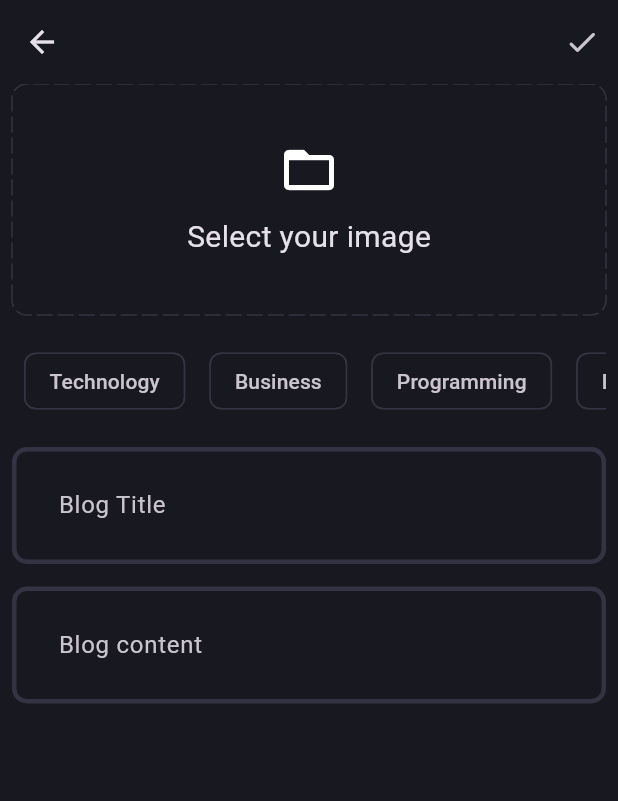
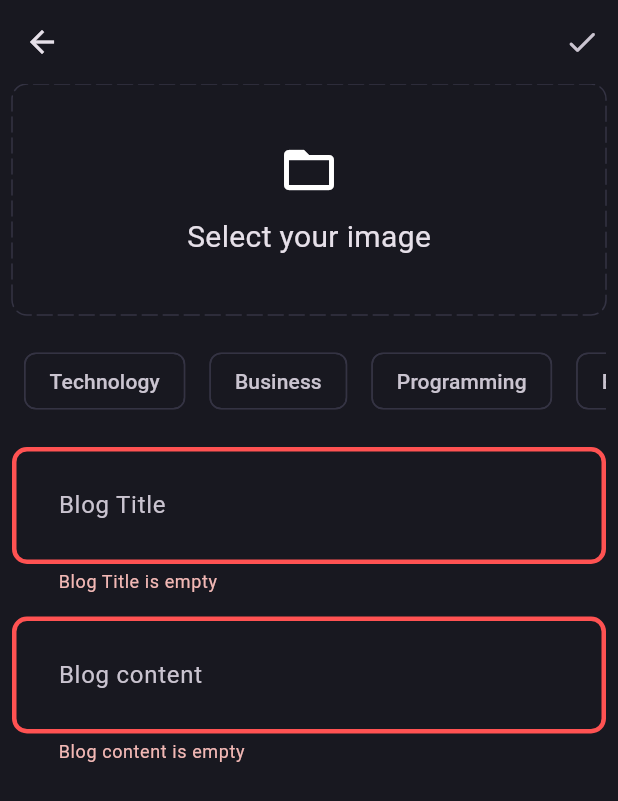
Before and after one commit to MustafaHassan22/blog_app, a Flutter app: the AddNewBlogPage screen opened directly, after a tap on the "done" icon, on a phone screen of 412 x 824 dp. Shown: the top 801 px of the screen. Run offline on Flutter 3.47's test engine with Material 3 defaults, Android fonts, the phone set to English and light mode, and no system bars; drawn by our look-alikes of dotted_border; our stand-ins replace flutter_bloc, fpdart, get_it, image_picker, supabase_flutter; accounts and stored records are empty.

Commit message:
upload blog and conect to supabase

```diff
--- a/lib/core/theme/theme.dart
+++ b/lib/core/theme/theme.dart
@@ -21,9 +21,10 @@ class AppTheme {
       side: BorderSide.none,
     ),
     inputDecorationTheme: InputDecorationTheme(
-      contentPadding: const EdgeInsets.all(27),
-      enabledBorder: _border(),
-      focusedBorder: _border(AppPallete.gradient2),
-    ),
+        contentPadding: const EdgeInsets.all(27),
+        border: _border(),
+        enabledBorder: _border(),
+        focusedBorder: _border(AppPallete.gradient2),
+        errorBorder: _border(AppPallete.errorColor)),
   );
 }
--- a/lib/features/auth/presentation/bloc/auth_bloc_event.dart
+++ b/lib/features/auth/presentation/bloc/auth_bloc_event.dart
@@ -8,7 +8,11 @@ final class AuthSignUpEvent extends AuthBlocEvent {
   final String email;
   final String password;
 
-  AuthSignUpEvent(this.name, this.email, this.password);
+  AuthSignUpEvent(
+    this.name,
+    this.email,
+    this.password,
+  );
 }
 
 final class AuthLoginEvent extends AuthBlocEvent {
--- /dev/null
+++ b/lib/features/blog/data/data_source/blog_remote_data_source.dart
@@ -0,0 +1,45 @@
+import 'dart:io';
+
+import 'package:blogapp/core/error/exceptions.dart';
+import 'package:blogapp/features/blog/data/model/blog_model.dart';
+import 'package:supabase_flutter/supabase_flutter.dart';
+
+abstract interface class BlogRemoteDataSource {
+  Future<BlogModel> uploadBlog(BlogModel blog);
+  Future<String> uploadImage({
+    required File image,
+    required BlogModel blog,
+  });
+}
+
+class BlogRemoteDataSourceImpl implements BlogRemoteDataSource {
+  final SupabaseClient supabaseClient;
+  BlogRemoteDataSourceImpl(this.supabaseClient);
+  @override
+  Future<BlogModel> uploadBlog(BlogModel blog) async {
+    try {
+      final blogData =
+          await supabaseClient.from('blogs').insert(blog.toJson()).select();
+      return BlogModel.fromJson(blogData.first);
+    } catch (e) {
+      throw ServerException(e.toString());
+    }
+  }
+
+  @override
+  Future<String> uploadImage({
+    required File image,
+    required BlogModel blog,
+  }) async {
+    try {
+      await supabaseClient.storage.from('blog_images').upload(
+            blog.id,
+            image,
+          );
+
+      return supabaseClient.storage.from('blog_images').getPublicUrl(blog.id);
+    } catch (e) {
+      throw ServerException(e.toString());
+    }
+  }
+}
--- /dev/null
+++ b/lib/features/blog/domian/entitiy/blog_entity.dart
@@ -0,0 +1,20 @@
+// ignore_for_file: public_member_api_docs, sort_constructors_first
+class Blog {
+  final String id;
+  final String posterId;
+  final String title;
+  final String content;
+  final String imageUrl;
+  final List<String> topics;
+  final DateTime updatedAt;
+
+  Blog({
+    required this.id,
+    required this.posterId,
+    required this.title,
+    required this.content,
+    required this.imageUrl,
+    required this.topics,
+    required this.updatedAt,
+  });
+}
--- /dev/null
+++ b/lib/features/blog/domian/repository/blog_repository.dart
@@ -0,0 +1,19 @@
+import 'dart:io';
+
+import 'package:blogapp/core/error/failure.dart';
+import 'package:blogapp/features/blog/domian/entitiy/blog_entity.dart';
+import 'package:fpdart/fpdart.dart';
+
+abstract interface class BlogRepository {
+  Future<Either<Failure, Blog>> uploadBlog({
+    required File image,
+    required String title,
+    required String content,
+    required String posterId,
+    required List<String> topics,
+  });
+  // Future<String> uploadImage({
+  //   required File image,
+  //   required Blog blog,
+  // });
+}
--- /dev/null
+++ b/lib/features/blog/domian/usecases/upload_blog_usecase.dart
@@ -0,0 +1,38 @@
+import 'dart:io';
+
+import 'package:blogapp/core/error/failure.dart';
+import 'package:blogapp/core/usecases/usecase.dart';
+import 'package:blogapp/features/blog/domian/entitiy/blog_entity.dart';
+import 'package:blogapp/features/blog/domian/repository/blog_repository.dart';
+import 'package:fpdart/fpdart.dart';
+
+class UploadBlogUsecase implements Usecase<Blog, BlogParam> {
+  final BlogRepository blogRepository;
+  UploadBlogUsecase(this.blogRepository);
+  @override
+  Future<Either<Failure, Blog>> call(BlogParam param) async {
+    return await blogRepository.uploadBlog(
+      image: param.image,
+      title: param.title,
+      content: param.content,
+      posterId: param.posterId,
+      topics: param.topics,
+    );
+  }
+}
+
+class BlogParam {
+  final File image;
+  final String title;
+  final String content;
+  final String posterId;
+  final List<String> topics;
+
+  BlogParam(
+    this.image,
+    this.title,
+    this.content,
+    this.posterId,
+    this.topics,
+  );
+}
--- /dev/null
+++ b/lib/features/blog/presentation/bloc/blog_bloc.dart
@@ -0,0 +1,33 @@
+import 'dart:io';
+
+import 'package:blogapp/features/blog/domian/usecases/upload_blog_usecase.dart';
+import 'package:flutter/material.dart';
+import 'package:flutter_bloc/flutter_bloc.dart';
+import 'package:fpdart/fpdart.dart';
+
+part 'blog_event.dart';
+part 'blog_state.dart';
+
+class BlogBloc extends Bloc<BlogEvent, BlogState> {
+  final UploadBlogUsecase uploadBlogUsecase;
+
+  BlogBloc({required this.uploadBlogUsecase}) : super(BlogInitial()) {
+    on<BlogEvent>((event, emit) => emit(BlogLoading()));
+    on<BlogUploadEvent>(_uploadBlog);
+  }
+
+  void _uploadBlog(BlogUploadEvent event, Emitter<BlogState> emit) async {
+    final res = await uploadBlogUsecase(BlogParam(
+      event.image,
+      event.title,
+      event.content,
+      event.posterId,
+      event.topics,
+    ));
+
+    res.fold(
+      (l) => left(emit(BlogFailure(l.message))),
+      (r) => emit(BlogSuccess()),
+    );
+  }
+}
--- /dev/null
+++ b/lib/features/blog/presentation/bloc/blog_event.dart
@@ -0,0 +1,20 @@
+part of 'blog_bloc.dart';
+
+@immutable
+sealed class BlogEvent {}
+
+final class BlogUploadEvent extends BlogEvent {
+  final File image;
+  final String title;
+  final String content;
+  final String posterId;
+  final List<String> topics;
+
+  BlogUploadEvent({
+    required this.image,
+    required this.title,
+    required this.content,
+    required this.posterId,
+    required this.topics,
+  });
+}
--- /dev/null
+++ b/lib/features/blog/presentation/bloc/blog_state.dart
@@ -0,0 +1,18 @@
+part of 'blog_bloc.dart';
+
+@immutable
+sealed class BlogState {}
+
+final class BlogInitial extends BlogState {}
+
+final class BlogLoading extends BlogState {}
+
+final class BlogSuccess extends BlogState {
+  // final Blog blog;
+  // BlogSuccess(this.blog);
+}
+
+final class BlogFailure extends BlogState {
+  final String error;
+  BlogFailure(this.error);
+}
--- /dev/null
+++ b/lib/features/blog/presentation/cubit/blog_state.dart
@@ -0,0 +1,15 @@
+part of 'blog_cubit.dart';
+
+@immutable
+sealed class BlogState {}
+
+final class BlogInitial extends BlogState {}
+
+final class BlogLoadig extends BlogState {}
+
+final class BlogFailure extends BlogState {
+  final String message;
+  BlogFailure(this.message);
+}
+
+final class BlogSucces extends BlogState {}
--- a/lib/features/blog/presentation/pages/add_new_blog_page.dart
+++ b/lib/features/blog/presentation/pages/add_new_blog_page.dart
@@ -1,10 +1,16 @@
 import 'dart:io';
 
+import 'package:blogapp/core/common/cubits/cubit/app_user_cubit.dart';
+import 'package:blogapp/core/common/widgets/custom_loader.dart';
 import 'package:blogapp/core/theme/app_color.dart';
 import 'package:blogapp/core/utils/image_picker.dart';
+import 'package:blogapp/core/utils/show_snakbar.dart';
+import 'package:blogapp/features/blog/presentation/bloc/blog_bloc.dart';
+import 'package:blogapp/features/blog/presentation/pages/blog_page.dart';
 import 'package:blogapp/features/blog/presentation/widgets/blog_textfiled_editor.dart';
 import 'package:dotted_border/dotted_border.dart';
 import 'package:flutter/material.dart';
+import 'package:flutter_bloc/flutter_bloc.dart';
 
 class AddNewBlogPage extends StatefulWidget {
   const AddNewBlogPage({super.key});
@@ -19,6 +25,7 @@ class _AddNewBlogPageState extends State<AddNewBlogPage> {
   final titleController = TextEditingController();
   final contentController = TextEditingController();
   List<String> selectedTopics = [];
+  final formKey = GlobalKey<FormState>();
 
   File? image;
 
@@ -43,12 +50,32 @@ class _AddNewBlogPageState extends State<AddNewBlogPage> {
     return Scaffold(
       appBar: AppBar(
         actions: [
-          IconButton(onPressed: () {}, icon: const Icon(Icons.done_rounded)),
+          IconButton(
+            onPressed: () {
+              uploadBlog();
+            },
+            icon: const Icon(Icons.done_rounded),
+          ),
         ],
       ),
-      body: SingleChildScrollView(
+      body: BlocConsumer<BlogBloc, BlogState>(
+        listener: (context, state) {
+          if (state is BlogFailure) {
+            return print(state.error);
+          } else if (state is BlogSuccess) {
+            Navigator.pushAndRemoveUntil(
+                context, BlogPage.route(), (route) => false);
+          }
+        },
+        builder: (context, state) {
+          if (state is BlogLoading) {
+            return const CustomLoader();
+          }
+          return SingleChildScrollView(
             child: Padding(
               padding: const EdgeInsets.symmetric(horizontal: 8),
+              child: Form(
+                key: formKey,
                 child: Column(
                   children: [
                     image != null
@@ -110,7 +137,8 @@ class _AddNewBlogPageState extends State<AddNewBlogPage> {
                         ]
                             .map(
                               (e) => Padding(
-                          padding: const EdgeInsets.symmetric(horizontal: 8),
+                                padding:
+                                    const EdgeInsets.symmetric(horizontal: 8),
                                 child: GestureDetector(
                                   onTap: () {
                                     if (selectedTopics.contains(e)) {
@@ -158,5 +186,24 @@ class _AddNewBlogPageState extends State<AddNewBlogPage> {
               ),
             ),
           );
+        },
+      ),
+    );
+  }
+
+  void uploadBlog() {
+    if (formKey.currentState!.validate() &&
+        selectedTopics.isNotEmpty &&
+        image != null) {
+      final posterId =
+          (context.read<AppUserCubit>().state as AppUserLoggedIn).user.id;
+      context.read<BlogBloc>().add(BlogUploadEvent(
+            image: image!,
+            title: titleController.text.trim(),
+            content: contentController.text.trim(),
+            posterId: posterId,
+            topics: selectedTopics,
+          ));
     }
   }
+}
--- a/lib/features/blog/presentation/pages/blog_page.dart
+++ b/lib/features/blog/presentation/pages/blog_page.dart
@@ -3,6 +3,7 @@ import 'package:flutter/cupertino.dart';
 import 'package:flutter/material.dart';
 
 class BlogPage extends StatelessWidget {
+  static route() => MaterialPageRoute(builder: (context) => const BlogPage());
   const BlogPage({super.key});
 
   @override
--- a/lib/features/blog/presentation/widgets/blog_textfiled_editor.dart
+++ b/lib/features/blog/presentation/widgets/blog_textfiled_editor.dart
@@ -4,6 +4,7 @@ class CustomBlogTextField extends StatelessWidget {
   final TextEditingController controller;
   final String hintText;
   final int? maxLines;
+
   const CustomBlogTextField({
     super.key,
     required this.controller,
@@ -19,6 +20,13 @@ class CustomBlogTextField extends StatelessWidget {
         hintText: hintText,
       ),
       maxLines: maxLines,
+      validator: (value) {
+        if (value!.isEmpty) {
+          return '$hintText is empty';
+        }
+
+        return null;
+      },
     );
   }
 }
--- a/lib/main.dart
+++ b/lib/main.dart
@@ -2,6 +2,7 @@ import 'package:blogapp/core/common/cubits/cubit/app_user_cubit.dart';
 import 'package:blogapp/core/theme/theme.dart';
 import 'package:blogapp/features/auth/presentation/bloc/auth_bloc_bloc.dart';
 import 'package:blogapp/features/auth/presentation/pages/login_page.dart';
+import 'package:blogapp/features/blog/presentation/bloc/blog_bloc.dart';
 import 'package:blogapp/features/blog/presentation/pages/blog_page.dart';
 import 'package:blogapp/init_dependinces.dart';
 import 'package:flutter/material.dart';
@@ -23,6 +24,10 @@ void main() async {
       // ),
       BlocProvider(
         create: (_) => serviceLocator<AppUserCubit>(),
+      ),
+
+      BlocProvider(
+        create: (_) => serviceLocator<BlogBloc>(),
       ),
     ],
     child: const MyApp(),
--- a/pubspec.yaml
+++ b/pubspec.yaml
@@ -37,6 +37,7 @@ dependencies:
   get_it: ^8.0.3
   image_picker: ^1.1.2
   supabase_flutter: ^2.8.2
+  uuid: ^4.5.1
 
 dev_dependencies:
   flutter_lints: ^4.0.0
```
Also changed, not shown: lib/features/blog/data/model/blog_model.dart (added, +71 -0 lines), lib/features/blog/data/repository/blog_repository_impl.dart (added, +48 -0 lines), lib/features/blog/presentation/cubit/blog_cubit.dart (added, +35 -0 lines), lib/init_dependinces.dart (+34 -0 lines), pubspec.lock. Lines whose indentation alone changed are shown as unchanged.
